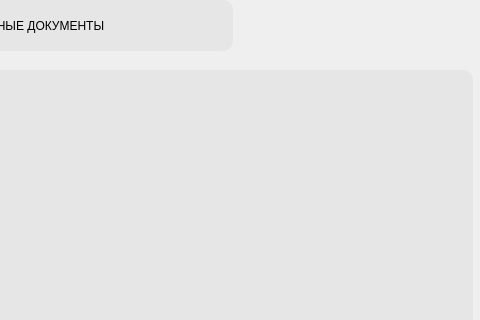
This is gui/ui/journal.ui in kyrvvwfzhy-code/innovation_proposal_checking as Qt 5 draws it before an edit; both pictures show x 418 to 898 and y 0 to 320 of the 898 by 680 pixel window. The edited form follows.
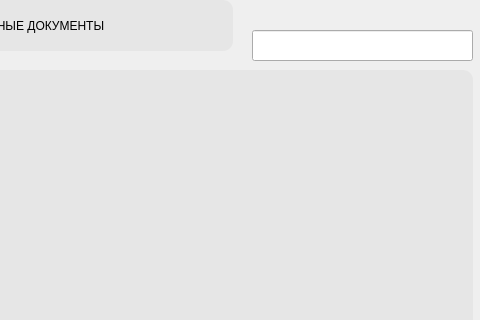
This is the edited form.

```diff
--- a/gui/ui/journal.ui
+++ b/gui/ui/journal.ui
@@ -146,6 +146,16 @@
     <enum>QFrame::Raised</enum>
    </property>
   </widget>
+  <widget class="QLineEdit" name="lineEdit">
+   <property name="geometry">
+    <rect>
+     <x>670</x>
+     <y>30</y>
+     <width>221</width>
+     <height>31</height>
+    </rect>
+   </property>
+  </widget>
   <zorder>frame_4</zorder>
   <zorder>pushButton</zorder>
   <zorder>frame_3</zorder>
```
Left out of the diff: 1 changed line with no effect on the pictures.
